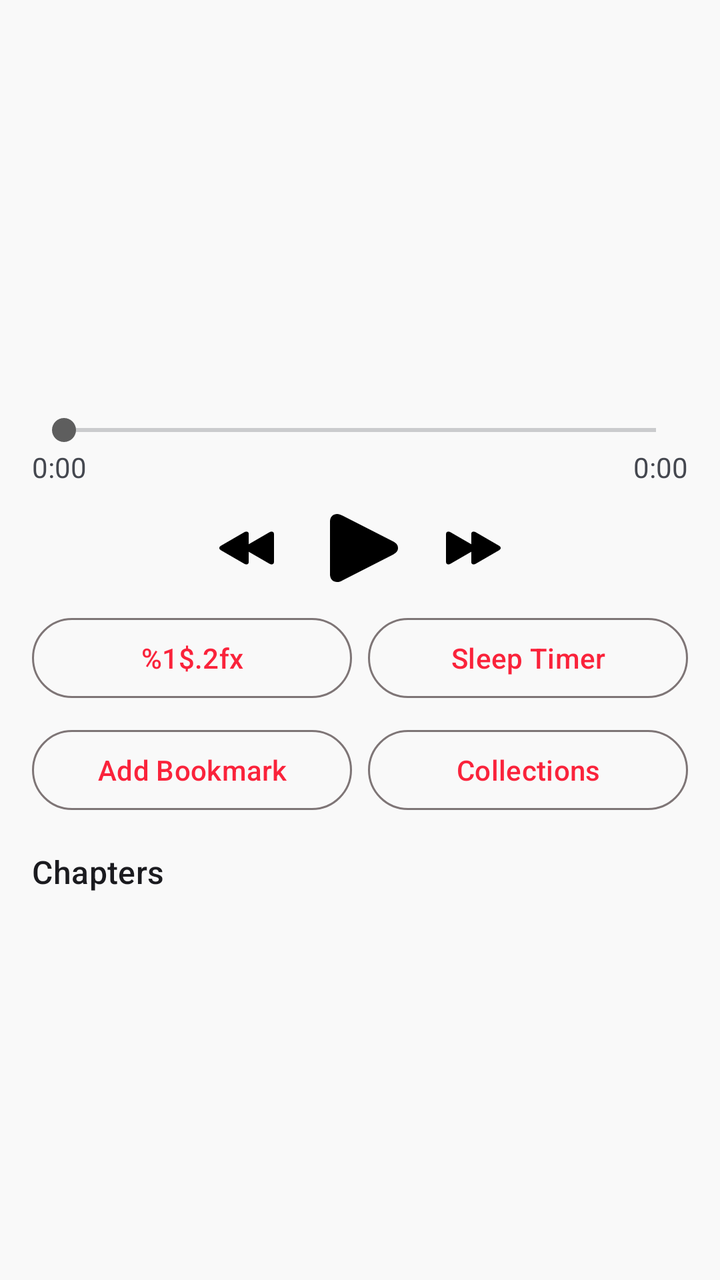
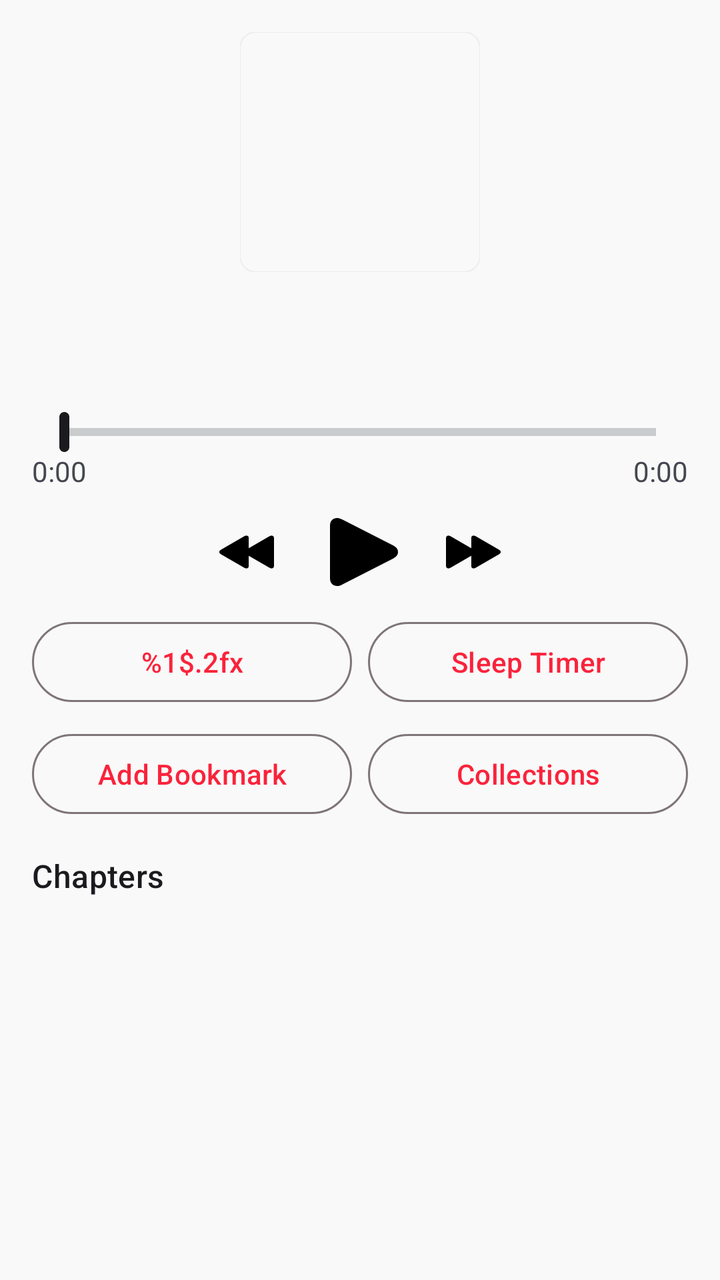

Screens rendered from an Android XML layout before and after an edit, with the pre-edit source and the edit as a unified diff.
<!-- AndroidManifest.xml: application theme Theme.Folio -->
<!-- res/layout/fragment_player_sheet.xml -->
<?xml version="1.0" encoding="utf-8"?>
<androidx.core.widget.NestedScrollView xmlns:android="http://schemas.android.com/apk/res/android"
    xmlns:app="http://schemas.android.com/apk/res-auto"
    android:layout_width="match_parent"
    android:layout_height="wrap_content">

<LinearLayout
    android:layout_width="match_parent"
    android:layout_height="wrap_content"
    android:orientation="vertical"
    android:padding="16dp">

    <ImageView
        android:id="@+id/player_cover"
        android:layout_width="@dimen/book_cover_size_large"
        android:layout_height="@dimen/book_cover_size_large"
        android:layout_gravity="center_horizontal"
        android:layout_marginBottom="16dp"
        android:contentDescription="@null"
        android:scaleType="centerCrop" />

    <TextView
        android:id="@+id/player_title"
        android:layout_width="match_parent"
        android:layout_height="wrap_content"
        android:textAppearance="?attr/textAppearanceHeadlineSmall" />

    <TextView
        android:id="@+id/player_author"
        android:layout_width="match_parent"
        android:layout_height="wrap_content"
        android:textAppearance="?attr/textAppearanceBodyLarge" />

    <TextView
        android:id="@+id/player_description"
        android:layout_width="match_parent"
        android:layout_height="wrap_content"
        android:layout_marginTop="4dp"
        android:layout_marginBottom="12dp"
        android:maxLines="4"
        android:ellipsize="end"
        android:textAppearance="?attr/textAppearanceBodyMedium"
        android:visibility="gone" />

    <SeekBar
        android:id="@+id/player_seekbar"
        android:layout_width="match_parent"
        android:layout_height="wrap_content" />

    <LinearLayout
        android:layout_width="match_parent"
        android:layout_height="wrap_content"
        android:orientation="horizontal">

        <TextView
            android:id="@+id/player_position_text"
            android:layout_width="0dp"
            android:layout_height="wrap_content"
            android:layout_weight="1"
            android:text="@string/default_time" />

        <TextView
            android:id="@+id/player_duration_text"
            android:layout_width="wrap_content"
            android:layout_height="wrap_content"
            android:text="@string/default_time" />

    </LinearLayout>

    <LinearLayout
        android:layout_width="match_parent"
        android:layout_height="wrap_content"
        android:layout_marginTop="12dp"
        android:gravity="center"
        android:orientation="horizontal">

        <ImageButton
            android:id="@+id/player_skip_backward"
            android:layout_width="wrap_content"
            android:layout_height="wrap_content"
            android:background="?attr/selectableItemBackgroundBorderless"
            android:contentDescription="@string/skip_backward"
            android:src="@drawable/ic_apple_previous" />

        <ImageButton
            android:id="@+id/player_play_pause"
            android:layout_width="wrap_content"
            android:layout_height="wrap_content"
            android:layout_marginHorizontal="24dp"
            android:background="?attr/selectableItemBackgroundBorderless"
            android:contentDescription="@string/play"
            android:src="@drawable/ic_apple_play" />

        <ImageButton
            android:id="@+id/player_skip_forward"
            android:layout_width="wrap_content"
            android:layout_height="wrap_content"
            android:background="?attr/selectableItemBackgroundBorderless"
            android:contentDescription="@string/skip_forward"
            android:src="@drawable/ic_apple_next" />

    </LinearLayout>

    <LinearLayout
        android:layout_width="match_parent"
        android:layout_height="wrap_content"
        android:layout_marginTop="12dp"
        android:orientation="horizontal">

        <com.google.android.material.button.MaterialButton
            android:id="@+id/player_speed_button"
            style="?attr/materialButtonOutlinedStyle"
            android:layout_width="0dp"
            android:layout_height="wrap_content"
            android:layout_marginEnd="8dp"
            android:layout_weight="1"
            android:text="@string/playback_speed_value" />

        <com.google.android.material.button.MaterialButton
            android:id="@+id/player_sleep_timer_button"
            style="?attr/materialButtonOutlinedStyle"
            android:layout_width="0dp"
            android:layout_height="wrap_content"
            android:layout_weight="1"
            android:text="@string/sleep_timer" />

    </LinearLayout>

    <LinearLayout
        android:layout_width="match_parent"
        android:layout_height="wrap_content"
        android:layout_marginTop="8dp"
        android:orientation="horizontal">

        <com.google.android.material.button.MaterialButton
            android:id="@+id/player_bookmark_button"
            style="?attr/materialButtonOutlinedStyle"
            android:layout_width="0dp"
            android:layout_height="wrap_content"
            android:layout_marginEnd="8dp"
            android:layout_weight="1"
            android:text="@string/add_bookmark" />

        <com.google.android.material.button.MaterialButton
            android:id="@+id/player_collection_button"
            style="?attr/materialButtonOutlinedStyle"
            android:layout_width="0dp"
            android:layout_height="wrap_content"
            android:layout_weight="1"
            android:text="@string/add_to_collection" />

    </LinearLayout>

    <TextView
        android:id="@+id/chapters_header"
        android:layout_width="match_parent"
        android:layout_height="wrap_content"
        android:layout_marginTop="16dp"
        android:text="@string/chapters"
        android:textAppearance="?attr/textAppearanceTitleMedium" />

    <androidx.recyclerview.widget.RecyclerView
        android:id="@+id/chapters_list"
        android:layout_width="match_parent"
        android:layout_height="wrap_content"
        android:nestedScrollingEnabled="false" />

</LinearLayout>
</androidx.core.widget.NestedScrollView>
<!-- resources referenced by this layout -->
<resources>
  <dimen name="book_cover_size_large">120dp</dimen>
  <string name="add_bookmark">Add Bookmark</string>
  <string name="chapters">Chapters</string>
  <string name="play">Play</string>
  <string name="playback_speed_value">%1$.2fx</string>
  <string name="skip_backward">Skip backward</string>
  <string name="skip_forward">Skip forward</string>
  <string name="sleep_timer">Sleep Timer</string>
  <color name="md_theme_primary">#FA233B</color>
  <color name="md_theme_onPrimary">#FFFFFF</color>
  <color name="md_theme_secondary">#5E5E5E</color>
  <color name="md_theme_onSecondary">#FFFFFF</color>
  <color name="md_theme_tertiary">#FA233B</color>
  <color name="md_theme_onTertiary">#FFFFFF</color>
  <color name="md_theme_error">#BA1A1A</color>
  <color name="md_theme_onError">#FFFFFF</color>
  <color name="md_theme_background">#F9F9F9</color>
  <color name="md_theme_onBackground">#1B1B1B</color>
  <color name="md_theme_surface">#F9F9F9</color>
  <color name="md_theme_onSurface">#1B1B1B</color>
  <color name="md_theme_outline">#7E7576</color>
  <color name="md_theme_primaryFixed">#E2E2E2</color>
  <color name="md_theme_tertiaryFixed">#E2E2E2</color>
  <color name="md_theme_surfaceDim">#DADADA</color>
  <color name="md_theme_surfaceBright">#F9F9F9</color>
  <color name="contrast_themeColor">#FA233B</color>
  <color name="contrast_colorOnSurface">#000000</color>
  <color name="contrast_colorOutline">#0D000000</color>
  <color name="contrast_listBackground">#EFEFF4</color>
  <color name="contrast_listButtonTint">#DCDCDD</color>
  <style name="BottomPlayerCornerShape">
          <item name="cornerSize">0dp</item>
      </style>
  <!-- unchanged entries left out for length: 49 -->
</resources>

<!-- the commit's change to res/layout/fragment_player_sheet.xml (unified diff, before → after) -->
@@ -10,14 +10,17 @@
     android:orientation="vertical"
     android:padding="16dp">
 
-    <ImageView
+    <com.google.android.material.imageview.ShapeableImageView
         android:id="@+id/player_cover"
         android:layout_width="@dimen/book_cover_size_large"
         android:layout_height="@dimen/book_cover_size_large"
         android:layout_gravity="center_horizontal"
         android:layout_marginBottom="16dp"
         android:contentDescription="@null"
-        android:scaleType="centerCrop" />
+        android:scaleType="centerCrop"
+        app:shapeAppearanceOverlay="@style/ShapeAppearance.Material3.Corner.Small"
+        app:strokeColor="?attr/contrast_colorOutline"
+        app:strokeWidth="0.5dp" />
 
     <TextView
         android:id="@+id/player_title"
@@ -44,6 +47,7 @@
 
     <SeekBar
         android:id="@+id/player_seekbar"
+        style="@style/MediaPlayer.ProgressBar"
         android:layout_width="match_parent"
         android:layout_height="wrap_content" />
 
<!-- resource entries referenced after the edit -->
@@ -8,6 +8,53 @@
   <string name="skip_backward">Skip backward</string>
   <string name="skip_forward">Skip forward</string>
   <string name="sleep_timer">Sleep Timer</string>
+  <style name="MediaPlayer.ProgressBar" parent="@style/Widget.AppCompat.ProgressBar.Horizontal">
+          <item name="android:thumb">@drawable/media_seekbar_thumb</item>
+          <item name="android:thumbTint">?android:attr/textColorPrimary</item>
+          <item name="android:progressTint">?android:attr/textColorPrimary</item>
+          <item name="android:progressBackgroundTint">?android:attr/textColorTertiary</item>
+          <item name="android:clickable">true</item>
+          <item name="android:splitTrack">false</item>
+      </style>
+  <!-- drawable media_seekbar_thumb (drawable) -->
+  <animated-vector xmlns:android="http://schemas.android.com/apk/res/android"
+      xmlns:aapt="http://schemas.android.com/aapt">
+      <aapt:attr name="android:drawable">
+          <vector
+              android:width="5dp"
+              android:height="20dp"
+              android:viewportWidth="4"
+              android:viewportHeight="16">
+              <group android:name="_R_G">
+                  <group
+                      android:name="_R_G_L_0_G"
+                      android:translateX="2"
+                      android:translateY="8">
+                      <path
+                          android:name="_R_G_L_0_G_D_0_P_0"
+                          android:fillAlpha="1"
+                          android:fillColor="#ffffff"
+                          android:fillType="nonZero"
+                          android:pathData=" M2 -6 C2,-6 2,6 2,6 C2,7.1 1.1,8 0,8 C0,8 0,8 0,8 C-1.1,8 -2,7.1 -2,6 C-2,6 -2,-6 -2,-6 C-2,-7.1 -1.1,-8 0,-8 C0,-8 0,-8 0,-8 C1.1,-8 2,-7.1 2,-6c " />
+                  </group>
+              </group>
+              <group android:name="time_group" />
+          </vector>
+      </aapt:attr>
+      <target android:name="time_group">
+          <aapt:attr name="android:animation">
+              <set android:ordering="together">
+                  <objectAnimator
+                      android:duration="1017"
+                      android:propertyName="translateX"
+                      android:startOffset="0"
+                      android:valueFrom="0"
+                      android:valueTo="1"
+                      android:valueType="floatType" />
+              </set>
+          </aapt:attr>
+      </target>
+  </animated-vector>
   <color name="md_theme_primary">#FA233B</color>
   <color name="md_theme_onPrimary">#FFFFFF</color>
   <color name="md_theme_secondary">#5E5E5E</color>
@@ -31,7 +78,10 @@
   <color name="contrast_listBackground">#EFEFF4</color>
   <color name="contrast_listButtonTint">#DCDCDD</color>
   <style name="BottomPlayerCornerShape">
-          <item name="cornerSize">0dp</item>
+          <item name="cornerSizeTopLeft">20dp</item>
+          <item name="cornerSizeTopRight">20dp</item>
+          <item name="cornerSizeBottomLeft">0dp</item>
+          <item name="cornerSizeBottomRight">0dp</item>
       </style>
   <!-- unchanged entries left out for length: 49 -->
 </resources>
